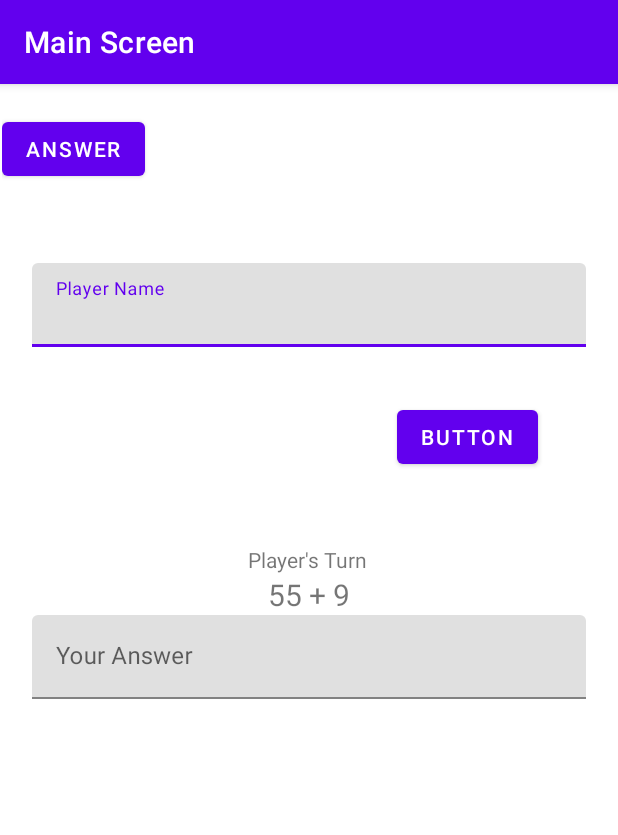
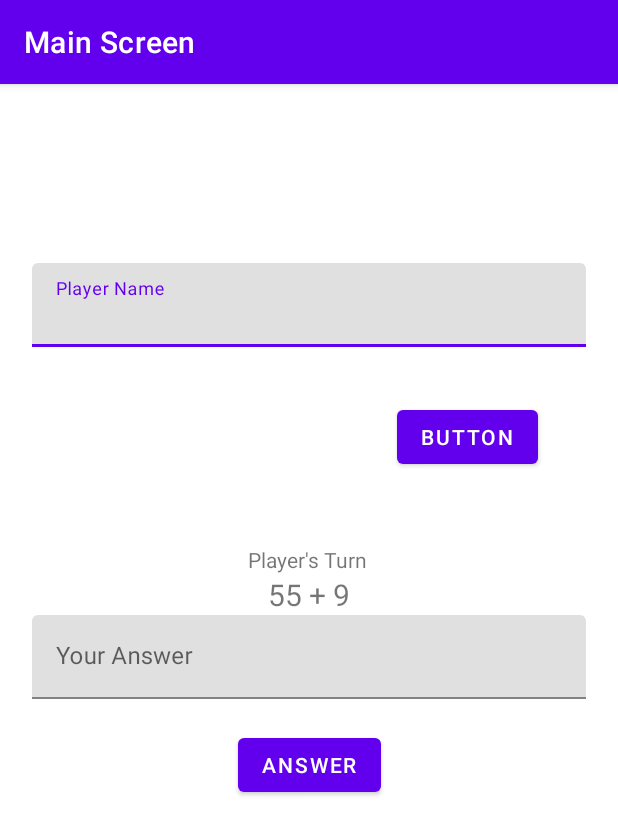
Before and after one commit to Andr3B0t/Adv160421013Week2, an Android app: the screen it shows after launch (MainActivity), on a phone screen of 412 x 824 dp. Shown: the top 835 px of the screen. Run offline under Robolectric (Android 15) with nearby library versions, the phone set to English and light mode, and no system bars; our stand-ins replace navigation-ui.

Commit message:
fix bugs

```diff
--- a/app/src/main/java/com/ubaya/myapplication/MainFragment.kt
+++ b/app/src/main/java/com/ubaya/myapplication/MainFragment.kt
@@ -32,6 +32,7 @@ class MainFragment : Fragment() {
         answer = number1 + number2
         var question = number1.toString()+" + "+number2.toString()
         binding.txtQuestion.setText(question)
+        binding.txtAnswer.setText("")
     }
     override fun onViewCreated(view: View, savedInstanceState: Bundle?) {
         super.onViewCreated(view, savedInstanceState)
--- a/app/src/main/res/layout/fragment_main.xml
+++ b/app/src/main/res/layout/fragment_main.xml
@@ -63,6 +63,7 @@
             app:layout_constraintTop_toBottomOf="@+id/textView" />
 
         <com.google.android.material.textfield.TextInputLayout
+            android:id="@+id/textInputLayout2"
             android:layout_width="0dp"
             android:layout_height="wrap_content"
             android:layout_marginStart="20dp"
@@ -82,9 +83,11 @@
             android:id="@+id/btnAnswer"
             android:layout_width="wrap_content"
             android:layout_height="wrap_content"
+            android:layout_marginTop="20dp"
             android:text="ANSWER"
-            tools:layout_editor_absoluteX="160dp"
-            tools:layout_editor_absoluteY="412dp" />
+            app:layout_constraintEnd_toEndOf="parent"
+            app:layout_constraintStart_toStartOf="parent"
+            app:layout_constraintTop_toBottomOf="@+id/textInputLayout2" />
     </androidx.constraintlayout.widget.ConstraintLayout>
 
 </FrameLayout>
```
